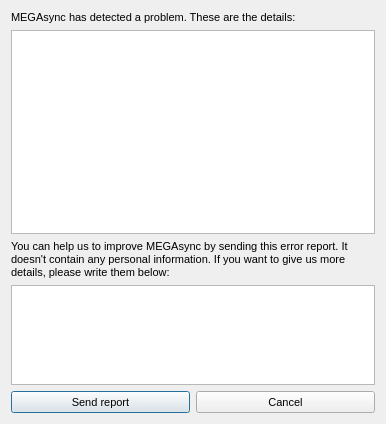
First picture: the form in src/MEGASync/gui/win/CrashReportDialog.ui, repository meganz/MEGAsync, before the edit.
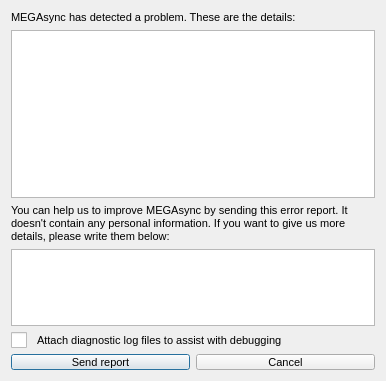
Second picture: the form after the edit.

Commit message: Support to send logs from crash report: + Add ts and has fields to report + Manage log rotation, preparation and send to support inbox + Adapt dialog to provide checkbox to send logs

What changed in the file:
```diff
--- a/src/MEGASync/gui/win/CrashReportDialog.ui
+++ b/src/MEGASync/gui/win/CrashReportDialog.ui
@@ -7,7 +7,7 @@
     <x>0</x>
     <y>0</y>
     <width>386</width>
-    <height>424</height>
+    <height>381</height>
    </rect>
   </property>
   <property name="windowTitle">
@@ -85,6 +85,18 @@
      </property>
     </widget>
    </item>
+   <item>
+    <widget class="QCheckBox" name="cLogs">
+     <property name="styleSheet">
+      <string notr="true">QCheckBox{
+spacing:10px;
+}</string>
+     </property>
+     <property name="text">
+      <string>Attach diagnostic log files to assist with debugging</string>
+     </property>
+    </widget>
+   </item>
    <item>
     <widget class="QWidget" name="bLayout" native="true">
      <property name="maximumSize">
```
The commit also changes 12 other files.
